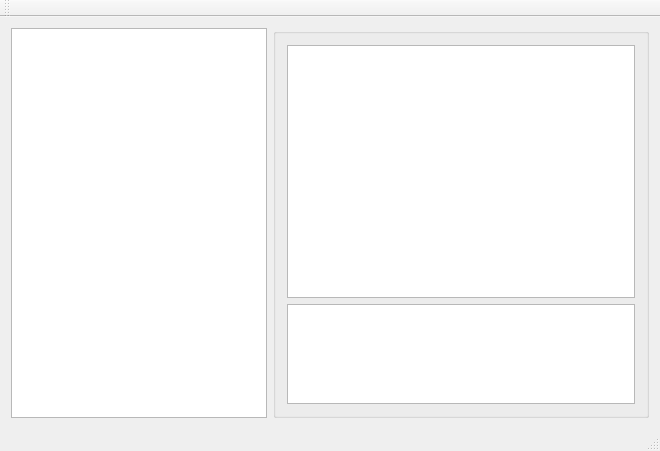
Qt form client/mainwindow.ui (lexgolubev/Kryptonite) before a commit.
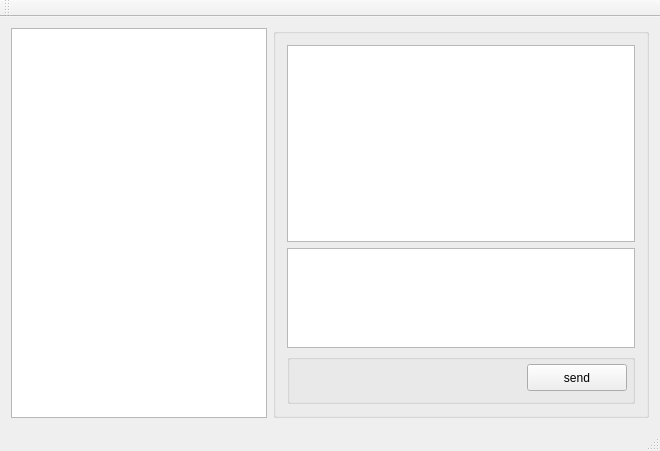
The same form after that commit.

Commit message: ui: added send button

```diff
--- a/client/mainwindow.ui
+++ b/client/mainwindow.ui
@@ -51,6 +51,32 @@
          </property>
         </widget>
        </item>
+       <item>
+        <widget class="QGroupBox" name="groupBox">
+         <property name="minimumSize">
+          <size>
+           <width>0</width>
+           <height>50</height>
+          </size>
+         </property>
+         <property name="title">
+          <string/>
+         </property>
+         <widget class="QPushButton" name="sendButton">
+          <property name="geometry">
+           <rect>
+            <x>240</x>
+            <y>10</y>
+            <width>100</width>
+            <height>27</height>
+           </rect>
+          </property>
+          <property name="text">
+           <string>send</string>
+          </property>
+         </widget>
+        </widget>
+       </item>
       </layout>
      </widget>
     </item>
```
The commit also changes 2 other files.
